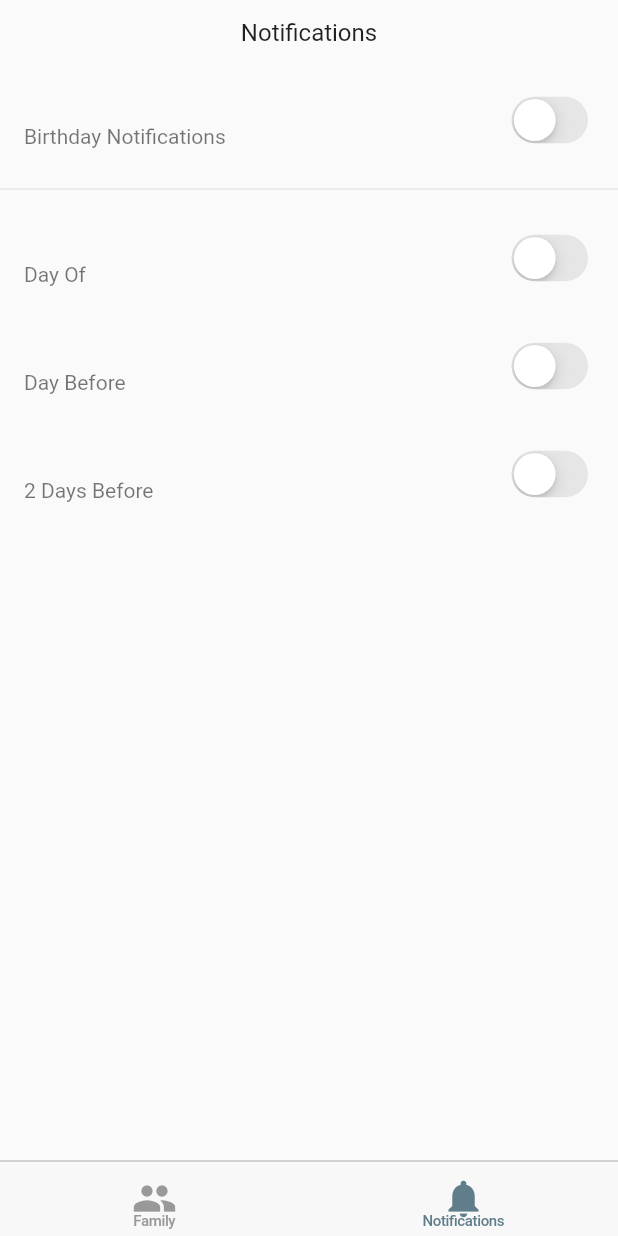
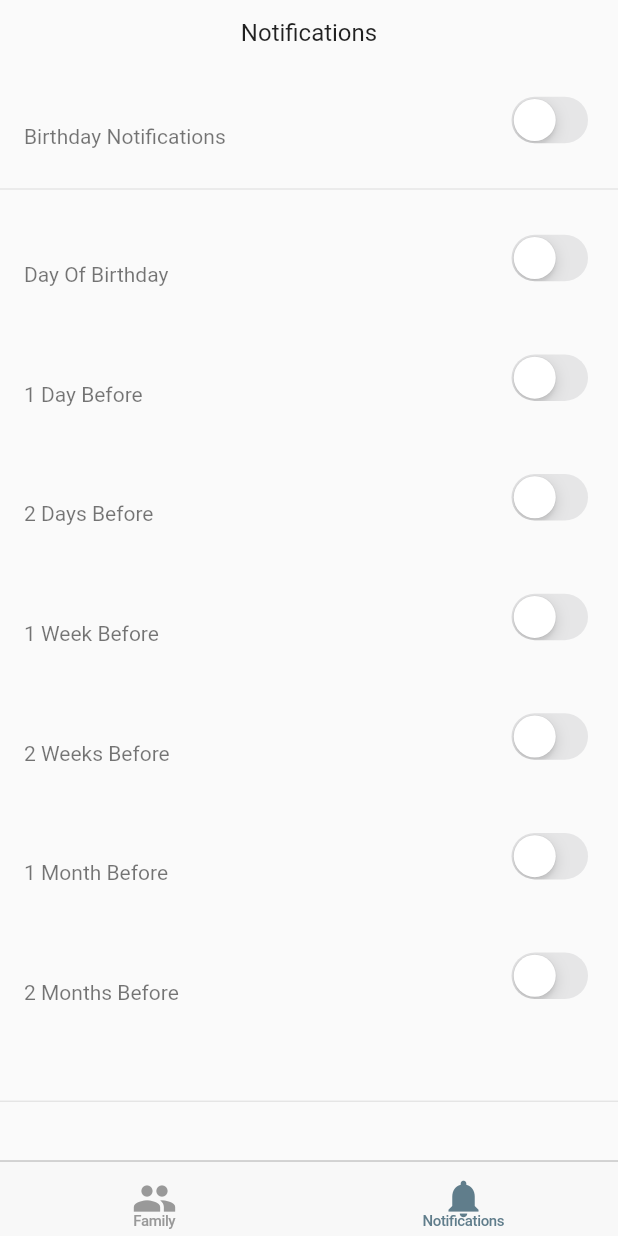
Before and after one commit to steele232/Flutter_SiblingAgeTracker, a Flutter app: the screen it shows after launch, item 2 of the bottom bar chosen, on a phone screen of 412 x 824 dp. Run offline on Flutter 3.47's test engine with Material 2 defaults, Android fonts, the phone set to English and light mode, and no system bars; our stand-ins replace firebase_messaging, fluro; accounts and stored records are empty.

Commit message:
Basically finished the final layout of the Notifications page.

```diff
--- a/lib/notifications.dart
+++ b/lib/notifications.dart
@@ -16,7 +16,7 @@ class NotificationsPageState extends State<NotificationsPage> {
   bool _dayOf;
   bool _dayBefore1;
   bool _dayBefore2;
-  bool _dayBefore3;
+//  bool _dayBefore3;
   bool _wkBefore1;
   bool _wkBefore2;
   bool _monthBefore1;
@@ -28,6 +28,11 @@ class NotificationsPageState extends State<NotificationsPage> {
     _dayOf = false;
     _dayBefore1 = false;
     _dayBefore2 = false;
+    _wkBefore1 = false;
+    _wkBefore2 = false;
+    _monthBefore1 = false;
+    _monthBefore2 = false;
+
   }
 
   @override
@@ -55,26 +60,30 @@ class NotificationsPageState extends State<NotificationsPage> {
             ),
             new Divider(height: 20.0),
             new Expanded(
-  //            type: MaterialType.transparency,
               child: new Column(
                 children: <Widget>[
-                  new ListTile(
-                    subtitle: new Text('Day Of'),
+                  new Expanded(
+                    child: new ListTile(
+                      subtitle: new Text('Day Of Birthday'),
                       trailing: new CupertinoSwitch(value: _dayOf, onChanged: (bool value) {
                         setState(() {
                           _dayOf = value;
                         });
                       }),
                     ),
-                  new ListTile(
-                    subtitle: new Text('Day Before'),
+                  ),
+                  new Expanded(
+                    child: new ListTile(
+                      subtitle: new Text('1 Day Before'),
                       trailing: new CupertinoSwitch(value: _dayBefore1, onChanged: (bool value) {
                         setState(() {
                           _dayBefore1 = value;
                         });
                       }),
                     ),
-                  new ListTile(
+                  ),
+                  new Expanded(
+                    child: new ListTile(
                       subtitle: new Text('2 Days Before'),
                       trailing: new CupertinoSwitch(value: _dayBefore2, onChanged: (bool value) {
                         setState(() {
@@ -82,6 +91,51 @@ class NotificationsPageState extends State<NotificationsPage> {
                         });
                       }),
                     ),
+                  ),
+                  new Expanded(
+                    child: new ListTile(
+                      subtitle: new Text('1 Week Before'),
+                      trailing: new CupertinoSwitch(value: _wkBefore1, onChanged: (bool value) {
+                        setState(() {
+                          _wkBefore1 = value;
+                        });
+                      }),
+                    ),
+                  ),
+                  new Expanded(
+                    child: new ListTile(
+                      subtitle: new Text('2 Weeks Before'),
+                      trailing: new CupertinoSwitch(value: _wkBefore2, onChanged: (bool value) {
+                        setState(() {
+                          _wkBefore2 = value;
+                        });
+                      }),
+                    ),
+                  ),
+                  new Expanded(
+                    child: new ListTile(
+                      subtitle: new Text('1 Month Before'),
+                      trailing: new CupertinoSwitch(value: _monthBefore1, onChanged: (bool value) {
+                        setState(() {
+                          _monthBefore1 = value;
+                        });
+                      }),
+                    ),
+                  ),
+                  new Expanded(
+                    child: new ListTile(
+                      subtitle: new Text('2 Months Before'),
+                      trailing: new CupertinoSwitch(value: _monthBefore2, onChanged: (bool value) {
+                        setState(() {
+                          _monthBefore2 = value;
+                        });
+                      }),
+                    ),
+                  ),
+                  new Expanded(
+                    child: new Divider(height: 20.0),
+                  )
+
 
                 ],
               ),
```
Lines whose indentation alone changed are shown as unchanged.
